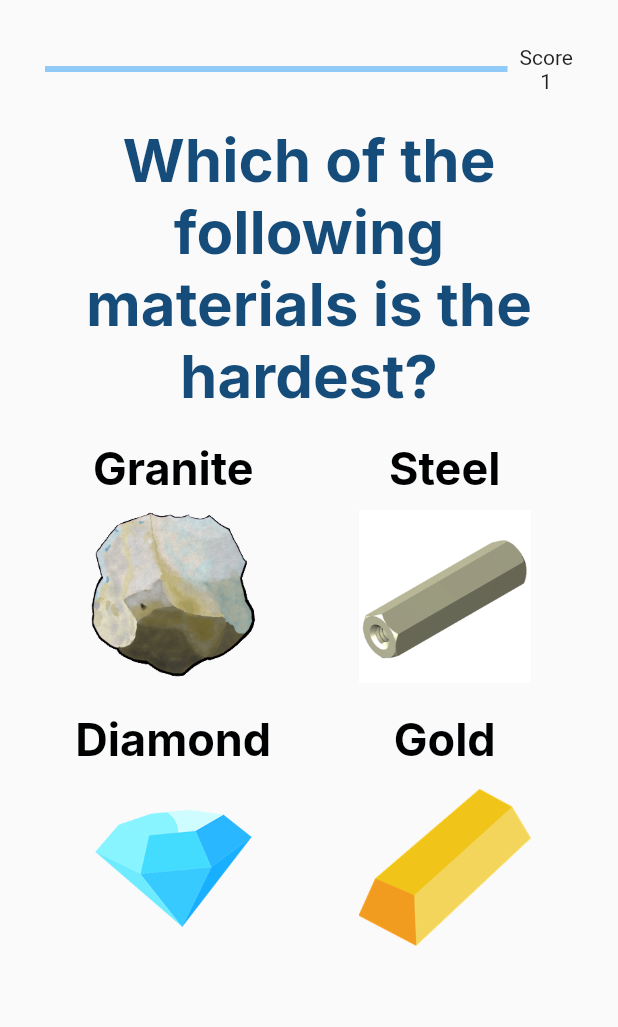
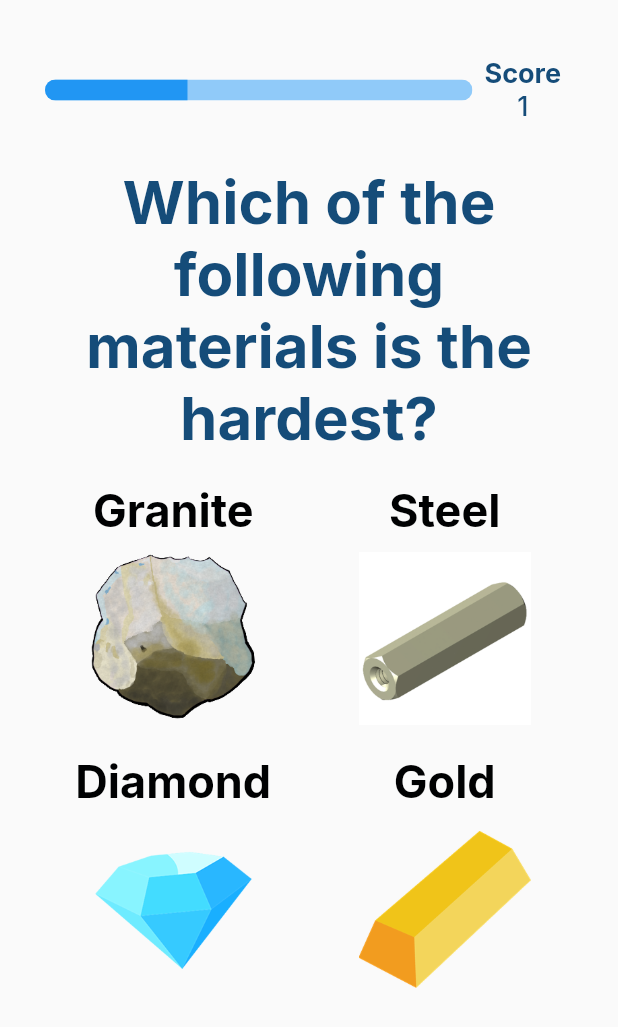
Before and after one commit to winsonhys/bluente-technical, a Flutter app: the screen it shows after launch, after a tap on "Duck", after a tap on "Continue", on a phone screen of 412 x 824 dp. Shown: the top 1027 px of the screen. Run offline on Flutter 3.47's test engine with Material 2 defaults, Android fonts, the phone set to English and light mode, and no system bars; our stand-ins replace flutter_bloc, flutter_hooks, get, google_fonts.

Commit message:
feat: progress bar is now animated

```diff
--- a/lib/main.dart
+++ b/lib/main.dart
@@ -22,6 +22,7 @@ class MyApp extends StatelessWidget {
       title: 'Flutter Demo',
       theme: ThemeData(
         textTheme: GoogleFonts.interTextTheme(const TextTheme(
+            bodyText1: TextStyle(fontSize: 18, color: Color(0xff154c79)),
             headline5: TextStyle(
                 fontSize: 30,
                 fontWeight: FontWeight.bold,
--- a/lib/questionnaire/presentation/progress/progress.dart
+++ b/lib/questionnaire/presentation/progress/progress.dart
@@ -4,31 +4,63 @@ import 'package:flutter_hooks/flutter_hooks.dart';
 import 'package:my_app/questionnaire/presentation/bloc/question_number_cubit.dart';
 import 'package:my_app/questionnaire/presentation/bloc/score_cubit.dart';
 
-class Progress extends HookWidget {
+class Progress extends StatefulHookWidget {
   const Progress({Key? key}) : super(key: key);
 
   @override
+  State<Progress> createState() => _ProgressState();
+}
+
+class _ProgressState extends State<Progress>
+    with SingleTickerProviderStateMixin {
+  @override
   Widget build(BuildContext context) {
-    final questionState = context.watch<QuestionCubit>().state;
+    final questionCubit = context.watch<QuestionCubit>();
     final score = context.watch<ScoreCubit>().state;
 
     final animationController = useAnimationController(
-        duration: const Duration(microseconds: 200),
-        lowerBound: questionState.index - 1 / 3,
-        upperBound: questionState.index.toDouble() / 3);
+      duration: const Duration(milliseconds: 500),
+      // vsync: this,
+    )..addListener(() {
+        setState(() {});
+      });
+
+    late final animation = Tween<double>(
+            begin: (questionCubit.state.index - 1) / 3,
+            end: questionCubit.state.index / 3)
+        .animate(animationController);
+
+    questionCubit.stream.listen((event) {
+      animationController.reset();
+      animationController.forward();
+    });
 
     return Row(
       mainAxisSize: MainAxisSize.min,
       children: [
         Expanded(
             flex: 3,
-            child: Padding(
-              padding: const EdgeInsets.only(right: 8.0),
-              child: LinearProgressIndicator(value: animationController.value),
-            )),
-        Column(
-          mainAxisSize: MainAxisSize.min,
-          children: [const Text("Score"), Text(score.toString())],
+            child: ClipRRect(
+                borderRadius: BorderRadius.circular(15),
+                child: Container(
+                  // margin: const EdgeInsets.only(right: 10),
+                  child: LinearProgressIndicator(
+                      value: animation.value, minHeight: 14),
+                ))),
+        Padding(
+          padding: const EdgeInsets.all(8.0),
+          child: Column(
+            mainAxisSize: MainAxisSize.min,
+            children: [
+              Text("Score",
+                  style: Theme.of(context)
+                      .textTheme
+                      .bodyText1
+                      ?.copyWith(fontWeight: FontWeight.bold)),
+              Text(score.toString(),
+                  style: Theme.of(context).textTheme.bodyText1)
+            ],
+          ),
         )
       ],
     );
--- a/lib/result/result.dart
+++ b/lib/result/result.dart
@@ -11,7 +11,7 @@ class Result extends StatelessWidget {
         mainAxisSize: MainAxisSize.max,
         children: [
           const Text("Total Score"),
-          Text(Get.arguments ?? -1),
+          Text(Get.arguments ?? "NaN"),
           ElevatedButton(
               onPressed: () {
                 Get.toNamed("/");
```
